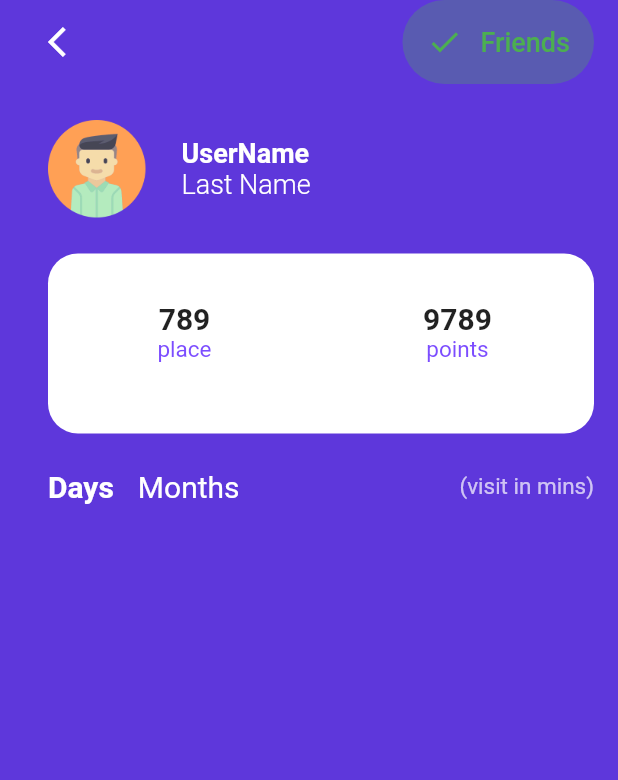
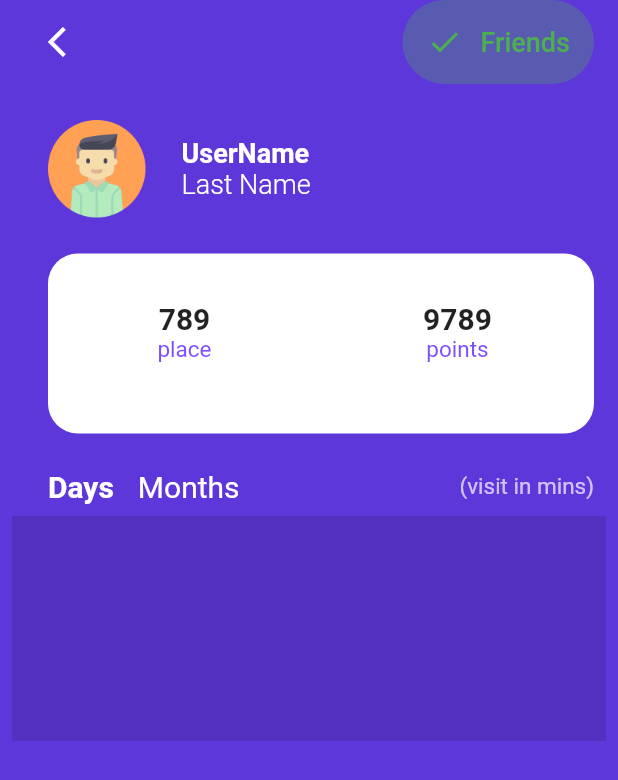
Before and after one commit to OpsonDuran/fitnessapp, a Flutter app: the screen it shows after launch, on a phone screen of 412 x 824 dp. Shown: the top 780 px of the screen. Run offline on Flutter 3.47's test engine with Material 2 defaults, Android fonts, the phone set to English and light mode, and no system bars.

Commit message:
add container for chart widget

```diff
--- a/lib/ui/home_page.dart
+++ b/lib/ui/home_page.dart
@@ -135,7 +135,9 @@ class HomePage extends StatelessWidget {
   }
 
   Widget chartWidget() {
-    return Padding(
+    return Column(
+      children: <Widget>[
+        Padding(
           padding: const EdgeInsets.only(left: 32.0, top: 24.0, right: 16.0),
           child: Row(
             mainAxisSize: MainAxisSize.max,
@@ -146,6 +148,16 @@ class HomePage extends StatelessWidget {
               Expanded(child: Text("(visit in mins)",textAlign:TextAlign.end,style: TextStyle(color: Colors.white.withOpacity(0.7),fontSize: 15.0)))
             ],
           ),
+        ),
+        Padding(
+          padding: const EdgeInsets.all(8.0),
+          child: Container(
+            width: double.infinity,
+            height: 150.0,
+            color: Colors.black12,
+          ),
+        )
+      ],
     );
   }
 
```
Lines whose indentation alone changed are shown as unchanged.
